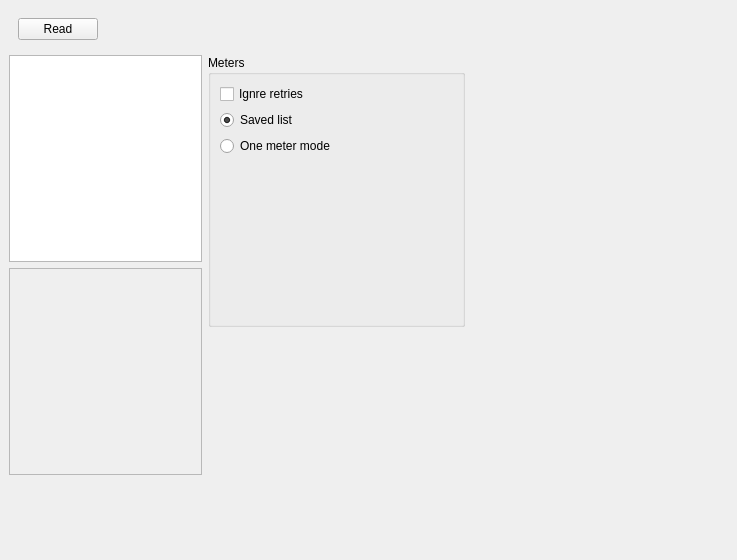
Above: zbyrator-src/startpagepoll.ui from KTS-Intek/quick-collect before the change. Below: the same form after it.
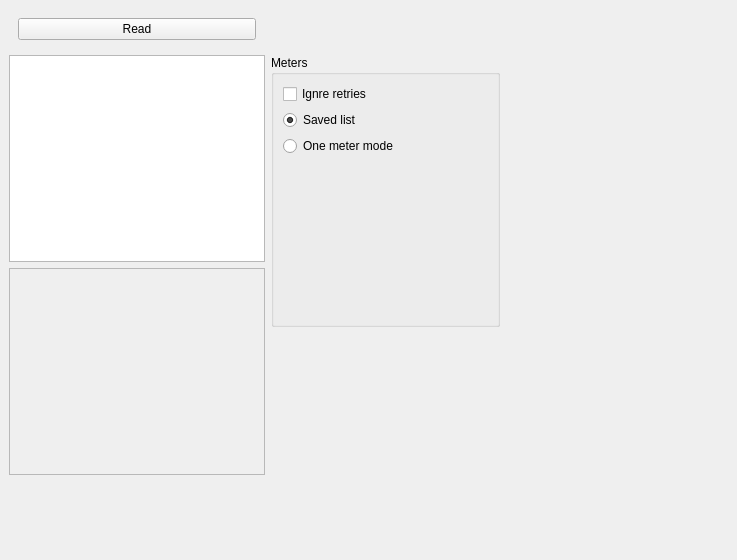
That is the form after the change. Icons and pictures are not drawn.

Diff of the .ui file:
```diff
--- a/zbyrator-src/startpagepoll.ui
+++ b/zbyrator-src/startpagepoll.ui
@@ -49,10 +49,10 @@
        <string>Poll</string>
       </attribute>
       <layout class="QGridLayout" name="gridLayout_2">
-       <item row="0" column="0" colspan="3">
+       <item row="0" column="0">
         <widget class="QWidget" name="wdgtZbyrator" native="true">
          <property name="sizePolicy">
-          <sizepolicy hsizetype="Preferred" vsizetype="Fixed">
+          <sizepolicy hsizetype="Expanding" vsizetype="Preferred">
            <horstretch>0</horstretch>
            <verstretch>0</verstretch>
           </sizepolicy>
@@ -66,6 +66,12 @@
          <layout class="QHBoxLayout" name="horizontalLayout">
           <item>
            <widget class="QPushButton" name="pbReadDb">
+            <property name="sizePolicy">
+             <sizepolicy hsizetype="Expanding" vsizetype="Preferred">
+              <horstretch>114</horstretch>
+              <verstretch>0</verstretch>
+             </sizepolicy>
+            </property>
             <property name="text">
              <string>Read</string>
             </property>
@@ -75,23 +81,21 @@
             </property>
            </widget>
           </item>
-          <item>
-           <spacer name="horizontalSpacer">
+         </layout>
+        </widget>
+       </item>
+       <item row="1" column="2">
+        <spacer name="horizontalSpacer_2">
             <property name="orientation">
              <enum>Qt::Horizontal</enum>
             </property>
             <property name="sizeHint" stdset="0">
              <size>
-              <width>811</width>
-              <height>20</height>
+           <width>146</width>
+           <height>274</height>
              </size>
             </property>
            </spacer>
-          </item>
-         </layout>
-         <zorder>pbReadDb</zorder>
-         <zorder>horizontalSpacer</zorder>
-        </widget>
        </item>
        <item row="1" column="0">
         <layout class="QVBoxLayout" name="verticalLayout_5">
```
Left out of the diff: 13 changed lines with no effect on the pictures. Lines whose indentation alone changed are shown as unchanged.
